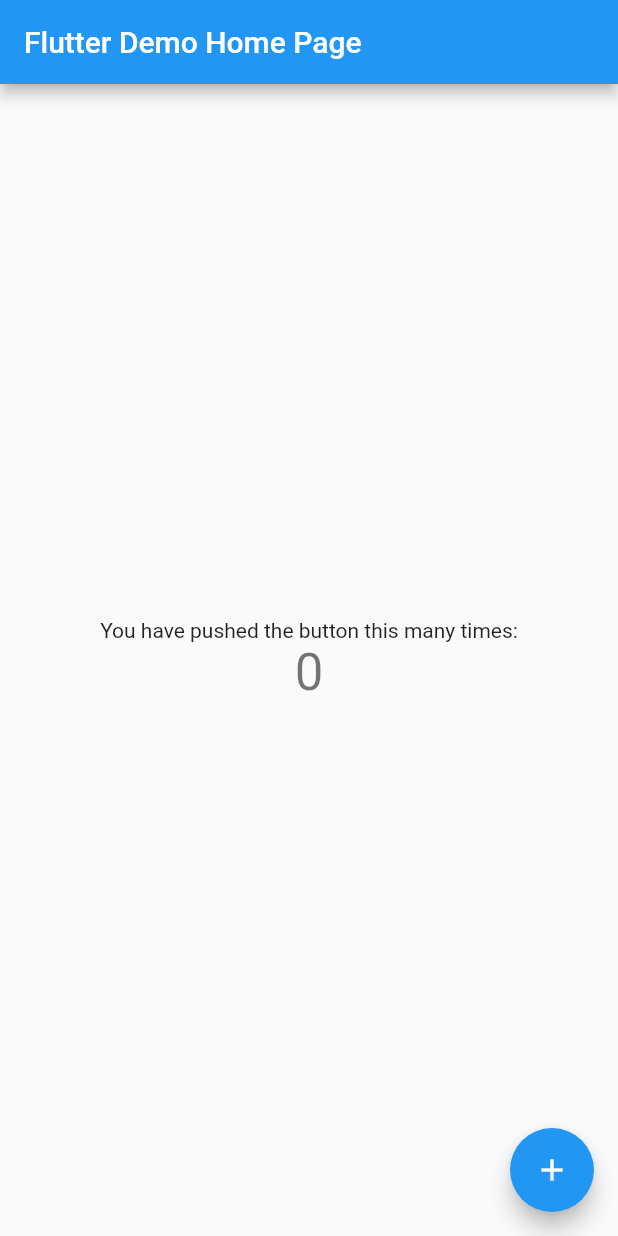
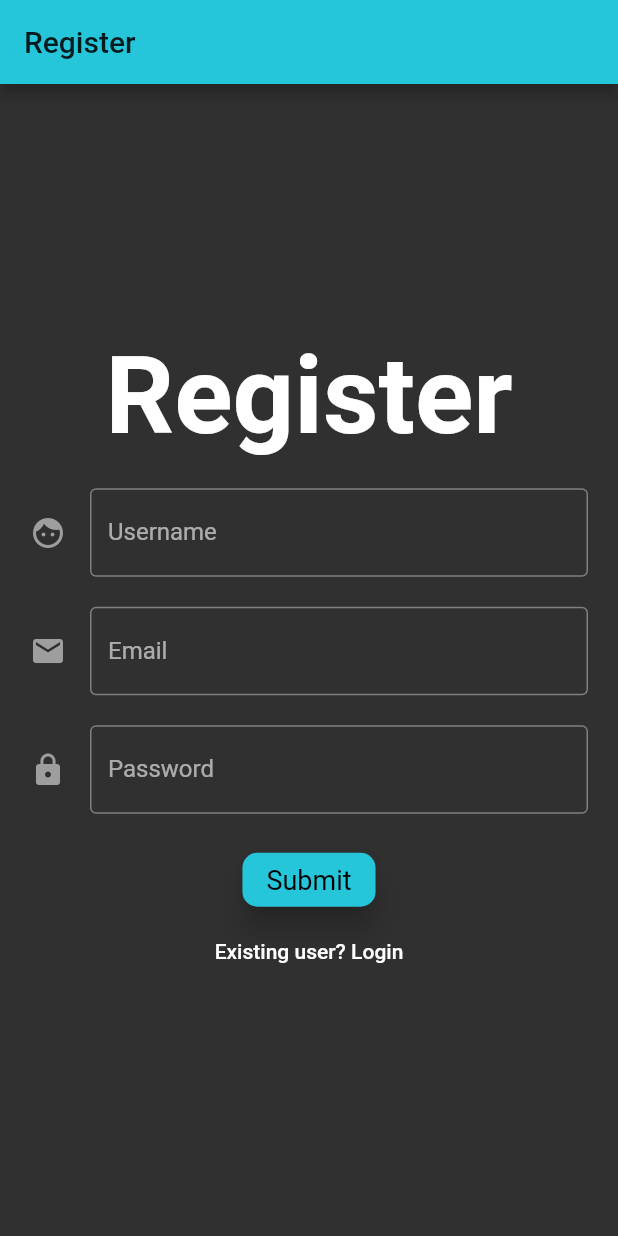
Before and after one commit to desancheztorres/flutter-ecommerce, a Flutter app: the screen it shows after launch, on a phone screen of 412 x 824 dp. Run offline on Flutter 3.47's test engine with Material 2 defaults, Android fonts, the phone set to English and light mode, and no system bars.

Commit message:
Building the register page

```diff
--- a/lib/main.dart
+++ b/lib/main.dart
@@ -1,4 +1,5 @@
 import 'package:flutter/material.dart';
+import 'package:flutter_ecommerce/pages/register_page.dart';
 
 void main() => runApp(MyApp());
 
@@ -7,105 +8,16 @@ class MyApp extends StatelessWidget {
   @override
   Widget build(BuildContext context) {
     return MaterialApp(
-      title: 'Flutter Demo',
+      title: 'Flutter',
       theme: ThemeData(
-        // This is the theme of your application.
-        //
-        // Try running your application with "flutter run". You'll see the
-        // application has a blue toolbar. Then, without quitting the app, try
-        // changing the primarySwatch below to Colors.green and then invoke
-        // "hot reload" (press "r" in the console where you ran "flutter run",
-        // or simply save your changes to "hot reload" in a Flutter IDE).
-        // Notice that the counter didn't reset back to zero; the application
-        // is not restarted.
-        primarySwatch: Colors.blue,
-      ),
-      home: MyHomePage(title: 'Flutter Demo Home Page'),
+          brightness: Brightness.dark,
+          primaryColor: Colors.cyan[400],
+          accentColor: Colors.deepOrange[200],
+          textTheme: TextTheme(
+              headline: TextStyle(fontSize: 72.0, fontWeight: FontWeight.bold),
+              title: TextStyle(fontSize: 36.0, fontStyle: FontStyle.italic),
+              body1: TextStyle(fontSize: 18.0))),
+      home: RegisterPage(),
     );
   }
 }
-
-class MyHomePage extends StatefulWidget {
-  MyHomePage({Key key, this.title}) : super(key: key);
-
-  // This widget is the home page of your application. It is stateful, meaning
-  // that it has a State object (defined below) that contains fields that affect
-  // how it looks.
-
-  // This class is the configuration for the state. It holds the values (in this
-  // case the title) provided by the parent (in this case the App widget) and
-  // used by the build method of the State. Fields in a Widget subclass are
-  // always marked "final".
-
-  final String title;
-
-  @override
-  _MyHomePageState createState() => _MyHomePageState();
-}
-
-class _MyHomePageState extends State<MyHomePage> {
-  int _counter = 0;
-
-  void _incrementCounter() {
-    setState(() {
-      // This call to setState tells the Flutter framework that something has
-      // changed in this State, which causes it to rerun the build method below
-      // so that the display can reflect the updated values. If we changed
-      // _counter without calling setState(), then the build method would not be
-      // called again, and so nothing would appear to happen.
-      _counter++;
-    });
-  }
-
-  @override
-  Widget build(BuildContext context) {
-    // This method is rerun every time setState is called, for instance as done
-    // by the _incrementCounter method above.
-    //
-    // The Flutter framework has been optimized to make rerunning build methods
-    // fast, so that you can just rebuild anything that needs updating rather
-    // than having to individually change instances of widgets.
-    return Scaffold(
-      appBar: AppBar(
-        // Here we take the value from the MyHomePage object that was created by
-        // the App.build method, and use it to set our appbar title.
-        title: Text(widget.title),
-      ),
-      body: Center(
-        // Center is a layout widget. It takes a single child and positions it
-        // in the middle of the parent.
-        child: Column(
-          // Column is also layout widget. It takes a list of children and
-          // arranges them vertically. By default, it sizes itself to fit its
-          // children horizontally, and tries to be as tall as its parent.
-          //
-          // Invoke "debug painting" (press "p" in the console, choose the
-          // "Toggle Debug Paint" action from the Flutter Inspector in Android
-          // Studio, or the "Toggle Debug Paint" command in Visual Studio Code)
-          // to see the wireframe for each widget.
-          //
-          // Column has various properties to control how it sizes itself and
-          // how it positions its children. Here we use mainAxisAlignment to
-          // center the children vertically; the main axis here is the vertical
-          // axis because Columns are vertical (the cross axis would be
-          // horizontal).
-          mainAxisAlignment: MainAxisAlignment.center,
-          children: <Widget>[
-            Text(
-              'You have pushed the button this many times:',
-            ),
-            Text(
-              '$_counter',
-              style: Theme.of(context).textTheme.display1,
-            ),
-          ],
-        ),
-      ),
-      floatingActionButton: FloatingActionButton(
-        onPressed: _incrementCounter,
-        tooltip: 'Increment',
-        child: Icon(Icons.add),
-      ), // This trailing comma makes auto-formatting nicer for build methods.
-    );
-  }
-}
--- /dev/null
+++ b/lib/pages/register_page.dart
@@ -0,0 +1,83 @@
+import 'package:flutter/material.dart';
+
+class RegisterPage extends StatefulWidget {
+  @override
+  RegisterPageState createState() => RegisterPageState();
+}
+
+class RegisterPageState extends State<RegisterPage> {
+  @override
+  Widget build(BuildContext context) {
+    return Scaffold(
+        appBar: AppBar(
+          title: Text('Register'),
+        ),
+        body: Container(
+            padding: EdgeInsets.symmetric(horizontal: 20.0),
+            child: Center(
+                child: SingleChildScrollView(
+              child: Form(
+                child: Column(
+                  children: <Widget>[
+                    Text('Register',
+                        style: Theme.of(context).textTheme.headline),
+                    Padding(
+                      padding: EdgeInsets.only(top: 20.0),
+                      child: TextFormField(
+                        decoration: InputDecoration(
+                          border: OutlineInputBorder(),
+                          labelText: 'Username',
+                          hintText: 'Enter username, min length 6',
+                          icon: Icon(Icons.face, color: Colors.grey),
+                        ),
+                      ),
+                    ),
+                    Padding(
+                      padding: EdgeInsets.only(top: 20.0),
+                      child: TextFormField(
+                        decoration: InputDecoration(
+                          border: OutlineInputBorder(),
+                          labelText: 'Email',
+                          hintText: 'Enter a valid email',
+                          icon: Icon(Icons.mail, color: Colors.grey),
+                        ),
+                      ),
+                    ),
+                    Padding(
+                      padding: EdgeInsets.only(top: 20.0),
+                      child: TextFormField(
+                        obscureText: true,
+                        decoration: InputDecoration(
+                          border: OutlineInputBorder(),
+                          labelText: 'Password',
+                          hintText: 'Enter password, min length 6',
+                          icon: Icon(Icons.lock, color: Colors.grey),
+                        ),
+                      ),
+                    ),
+                    Padding(
+                      padding: EdgeInsets.only(top: 20.0),
+                      child: Column(
+                        children: <Widget>[
+                          RaisedButton(
+                            child: Text('Submit', style: Theme.of(context).textTheme.body1.copyWith(color: Colors.black)),
+                            elevation: 8.0,
+                            shape: RoundedRectangleBorder(
+                                borderRadius:
+                                    BorderRadius.all((Radius.circular(10.0)))),
+                                    color: Theme.of(context).primaryColor,
+                                    onPressed: () => print('Submit'),
+                          ),
+                          FlatButton(
+                            child: Text('Existing user? Login'),
+                            onPressed: () => print('login'),
+                          )
+                        ],
+                      ),
+                    )
+                  ],
+                ),
+              ),
+            ))));
+  }
+}
```
